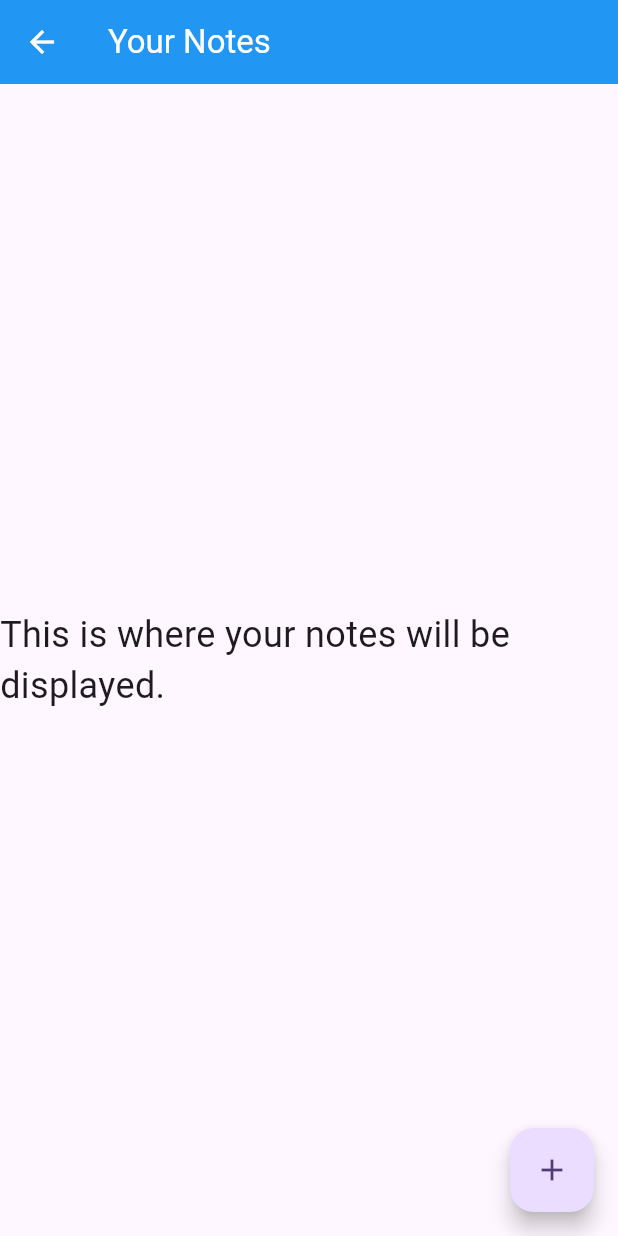
After one commit to Vincent-VietTran/mynotes-flutter-2025, a Flutter app: the NotesView screen opened directly, after a tap on the "add" icon, on a phone screen of 412 x 824 dp. The commit adds this screen. Run offline on Flutter 3.47's test engine with Material 3 defaults, Android fonts, the phone set to English and light mode, and no system bars; our stand-ins replace delightful_toast, firebase_auth, firebase_core; accounts and stored records are empty; network calls fail.

Commit message:
feat: Added notes view, which is the main UI of the app once log in - TODO: app bar dropdown menu - TODO: logout functionality

```diff
--- a/lib/main.dart
+++ b/lib/main.dart
@@ -3,6 +3,7 @@ import 'package:firebase_core/firebase_core.dart';
 import 'package:flutter/material.dart';
 import 'package:mynotes/firebase_options.dart';
 import 'package:mynotes/views/login_view.dart';
+import 'package:mynotes/views/notes_view.dart';
 import 'package:mynotes/views/register_view.dart';
 import 'package:mynotes/views/verify_email_view.dart';
 
@@ -68,7 +69,8 @@ class HomePage extends StatelessWidget {
               if (currentUser != null) {
                 if (emailVerified) {
                   // If the user is already logged in, navigate to the register view.
-                  return const Text("You're account have been verified successfully!");
+                  print("You're account have been verified successfully!");
+                  return NotesView();
                 }
                 else{
                   // If user already registered, but email is not verified yet, navigate them to email verification page.
--- /dev/null
+++ b/lib/views/notes_view.dart
@@ -0,0 +1,34 @@
+import 'package:flutter/material.dart';
+
+class NotesView extends StatefulWidget {
+  const NotesView({super.key});
+
+  @override
+  State<NotesView> createState() => _NotesViewState();
+}
+
+class _NotesViewState extends State<NotesView> {
+  @override
+  Widget build(BuildContext context) {
+    return Scaffold(
+      appBar: AppBar(
+        title: const Text('Your Notes'),
+        foregroundColor: Colors.white,
+        backgroundColor: Colors.blue,
+      ),
+      body: const Center(
+        child: Text(
+          'This is where your notes will be displayed.',
+          style: TextStyle(fontSize: 24),
+        ),
+      ),
+      floatingActionButton: FloatingActionButton(
+        onPressed: () {
+          // Action to add a new note
+          print('Add a new note');
+        },
+        child: const Icon(Icons.add),
+      ),
+    );
+  }
+}
```
